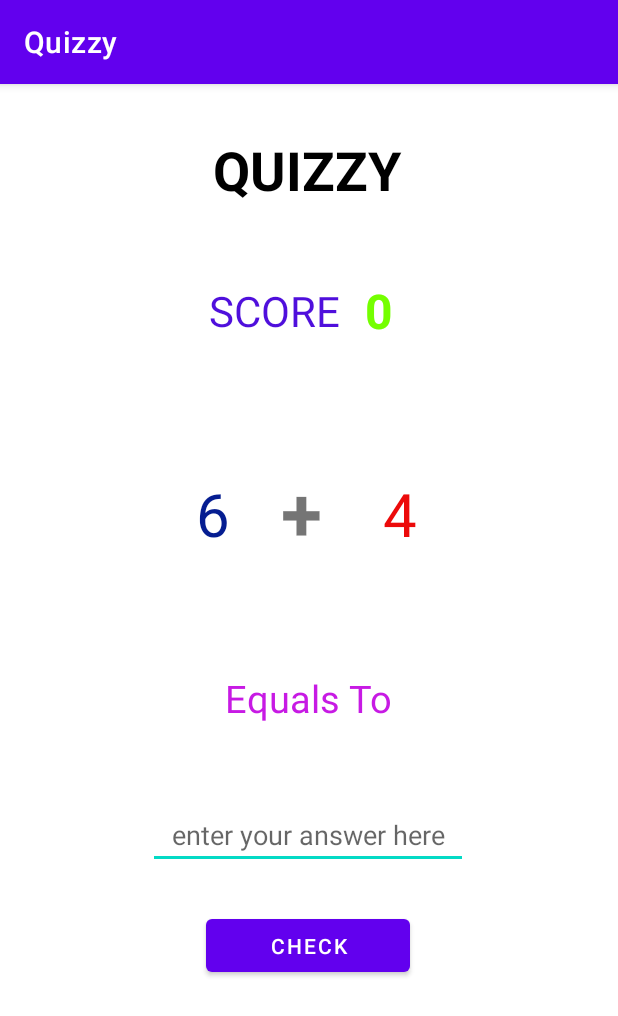
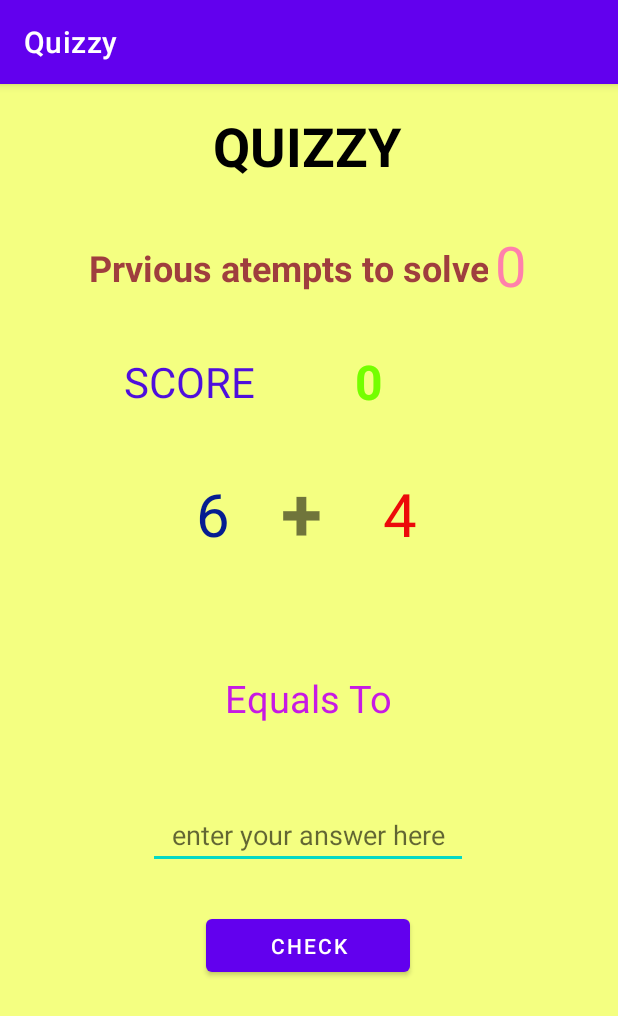
Before and after one commit to ahan-stark/Quizzy, an Android app: the screen it shows after launch (MainActivity), on a phone screen of 412 x 824 dp. Shown: the top 1016 px of the screen. Run offline under Robolectric (Android 15) with nearby library versions, the phone set to English and light mode, and no system bars.

Commit message:
added SharedPreferences

```diff
--- a/app/src/main/java/com/example/quizzy/MainActivity.java
+++ b/app/src/main/java/com/example/quizzy/MainActivity.java
@@ -2,6 +2,8 @@ package com.example.quizzy;
 
 import androidx.appcompat.app.AppCompatActivity;
 
+import android.content.Context;
+import android.content.SharedPreferences;
 import android.os.Bundle;
 import android.widget.Button;
 import android.widget.EditText;
@@ -12,7 +14,7 @@ import java.util.Random;
 import java.util.concurrent.atomic.AtomicInteger;
 
 public class MainActivity extends AppCompatActivity {
-    TextView firstNum, secondNum, disResult, userRank;
+    TextView firstNum, secondNum, disResult, userRank,lastScore;
     EditText enteredAnswer;
     Button buttonClick;
     int userFinalScore;
@@ -22,6 +24,8 @@ public class MainActivity extends AppCompatActivity {
     protected void onCreate(Bundle savedInstanceState) {
         super.onCreate(savedInstanceState);
         setContentView(R.layout.activity_main);
+        SharedPreferences sharedPreferences = getSharedPreferences("MySharePref",Context.MODE_PRIVATE);
+        lastScore = findViewById(R.id.prevScore);
         firstNum =  findViewById(R.id.firstNumber);
         secondNum = findViewById(R.id.secondNumber);
         generateRandomNumbers();
@@ -31,6 +35,9 @@ public class MainActivity extends AppCompatActivity {
         firstNum =  findViewById(R.id.firstNumber);
         secondNum = findViewById(R.id.secondNumber);
         enteredAnswer =(EditText)findViewById(R.id.enterAnswer);
+        //fetching previous score from sharedPreference file
+        int sc = sharedPreferences.getInt("prevScore",0);
+        lastScore.setText(""+sc);
         buttonClick.setOnClickListener(view -> {
             String userAnswer = enteredAnswer.getText().toString();
             attemptTime.set(attemptTime.get() + 1);
@@ -49,10 +56,17 @@ public class MainActivity extends AppCompatActivity {
                 userFinalScore = userFinalScore + 1;
                 disResult.setText("you are right!");
                 userRank.setText(""+ userFinalScore);
-                if(Integer.parseInt(userRank.getText().toString()) == 10){
+                if(Integer.parseInt(userRank.getText().toString()) == 3){
+                    SharedPreferences sharedPreferences = getSharedPreferences("MySharePref",Context.MODE_PRIVATE);
+                    int finalPreviousAttempt = attemptTime.get();
                     Toast.makeText(this, "You have scored 10 points out of "+attemptTime.get()+"attempts", Toast.LENGTH_SHORT).show();
                     userFinalScore = 0;
+                    //inserting previous score to sharedPreferences
+                    sharedPreferences.edit().putInt("prevScore",finalPreviousAttempt).commit();
+                    int sc = sharedPreferences.getInt("prevScore",0);
+                    lastScore.setText(""+sc);
                     userRank.setText(""+userFinalScore);
+
                     attemptTime.set(0);
                     generateRandomNumbers();
                 }
--- a/app/src/main/res/layout/activity_main.xml
+++ b/app/src/main/res/layout/activity_main.xml
@@ -4,6 +4,7 @@
     xmlns:tools="http://schemas.android.com/tools"
     android:layout_width="match_parent"
     android:layout_height="match_parent"
+    android:background="#F4FF81"
     tools:context=".MainActivity">
 
     <TextView
@@ -20,7 +21,7 @@
         app:layout_constraintHorizontal_bias="0.497"
         app:layout_constraintStart_toStartOf="parent"
         app:layout_constraintTop_toTopOf="parent"
-        app:layout_constraintVertical_bias="0.045" />
+        app:layout_constraintVertical_bias="0.023" />
 
     <TextView
         android:id="@+id/firstNumber"
@@ -130,10 +131,10 @@
         android:textSize="28sp"
         app:layout_constraintBottom_toBottomOf="parent"
         app:layout_constraintEnd_toEndOf="parent"
-        app:layout_constraintHorizontal_bias="0.415"
+        app:layout_constraintHorizontal_bias="0.18"
         app:layout_constraintStart_toStartOf="parent"
         app:layout_constraintTop_toTopOf="parent"
-        app:layout_constraintVertical_bias="0.179" />
+        app:layout_constraintVertical_bias="0.244" />
 
     <TextView
         android:id="@+id/userScore"
@@ -146,10 +147,39 @@
         android:textStyle="bold"
         app:layout_constraintBottom_toBottomOf="parent"
         app:layout_constraintEnd_toEndOf="parent"
-        app:layout_constraintHorizontal_bias="0.673"
+        app:layout_constraintHorizontal_bias="0.653"
         app:layout_constraintStart_toStartOf="parent"
         app:layout_constraintTop_toTopOf="parent"
-        app:layout_constraintVertical_bias="0.179" />
+        app:layout_constraintVertical_bias="0.244" />
+
+    <TextView
+        android:id="@+id/prevScore"
+        android:layout_width="wrap_content"
+        android:layout_height="wrap_content"
+        android:textColor="#FF80AB"
+        android:textSize="37sp"
+        app:layout_constraintBottom_toBottomOf="parent"
+        app:layout_constraintEnd_toEndOf="parent"
+        app:layout_constraintHorizontal_bias="0.844"
+        app:layout_constraintStart_toStartOf="parent"
+        app:layout_constraintTop_toTopOf="parent"
+        app:layout_constraintVertical_bias="0.133" />
+
+    <TextView
+        android:id="@+id/DisPrevTag"
+        android:layout_width="wrap_content"
+        android:layout_height="wrap_content"
+        android:gravity="center"
+        android:text="Prvious atempts to solve"
+        android:textColor="#9F3E3E"
+        android:textSize="24sp"
+        android:textStyle="bold"
+        app:layout_constraintBottom_toBottomOf="parent"
+        app:layout_constraintEnd_toEndOf="parent"
+        app:layout_constraintHorizontal_bias="0.405"
+        app:layout_constraintStart_toStartOf="parent"
+        app:layout_constraintTop_toTopOf="parent"
+        app:layout_constraintVertical_bias="0.144" />
 
 
 </androidx.constraintlayout.widget.ConstraintLayout>
```
